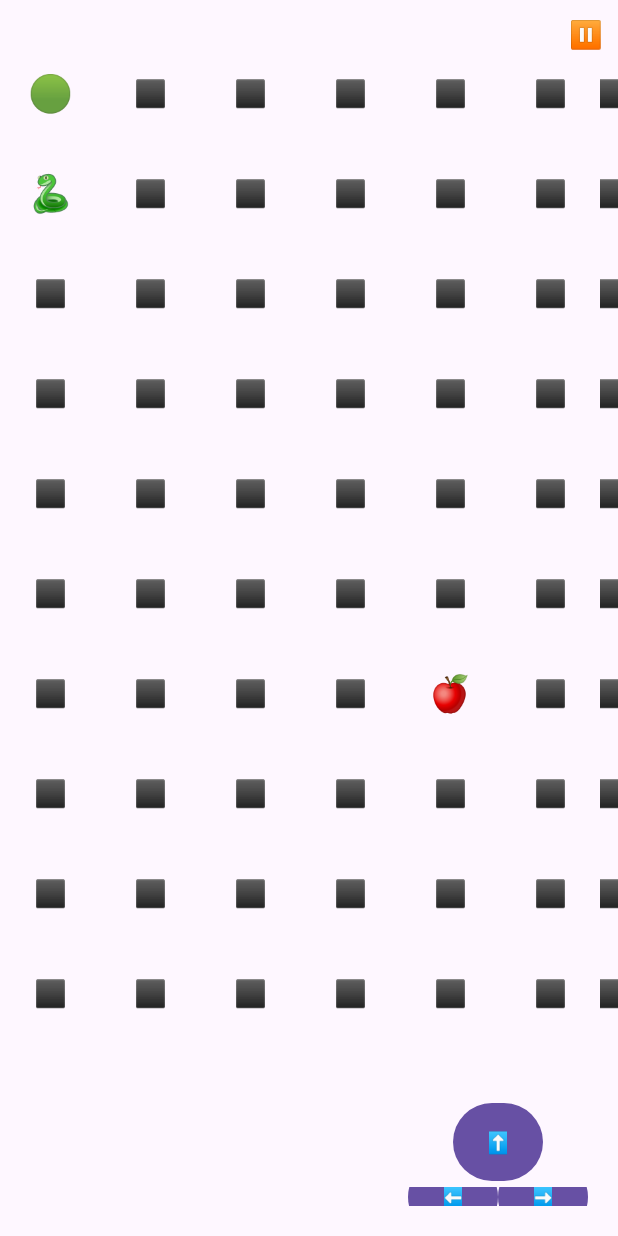
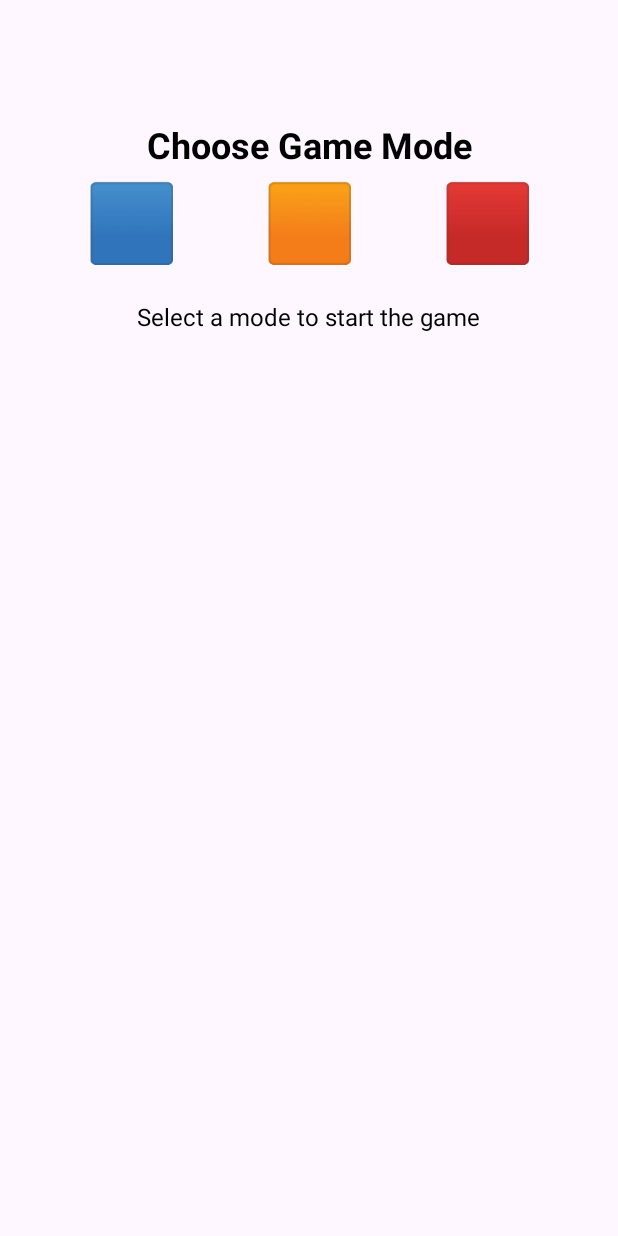
Before and after one commit to Yoavmegadish/snaketry, an Android app: the screen it shows after launch (MainActivity before the commit, ChooseGameModeActivity after it), after a tap on "play", on a phone screen of 412 x 824 dp. Run offline under Robolectric (Android 15) with nearby library versions, the phone set to English and light mode, and no system bars.

Commit message:
gamemode working

```diff
--- /dev/null
+++ b/app/src/main/java/com/example/snaketry/ChooseGameModeActivity.java
@@ -0,0 +1,30 @@
+package com.example.snaketry;
+
+import android.content.Intent;
+import android.os.Bundle;
+import android.widget.TextView;
+import androidx.appcompat.app.AppCompatActivity;
+
+public class ChooseGameModeActivity extends AppCompatActivity {
+
+    @Override
+    protected void onCreate(Bundle savedInstanceState) {
+        super.onCreate(savedInstanceState);
+        setContentView(R.layout.activity_choose_game_mode);
+
+        TextView gameMode1 = findViewById(R.id.gameMode1);
+        TextView gameMode2 = findViewById(R.id.gameMode2);
+        TextView gameMode3 = findViewById(R.id.gameMode3);
+
+        gameMode1.setOnClickListener(v -> startGame(1));
+        gameMode2.setOnClickListener(v -> startGame(2));
+        gameMode3.setOnClickListener(v -> startGame(3));
+    }
+
+    private void startGame(int mode) {
+        Intent intent = new Intent(this, MainActivity.class);
+        intent.putExtra("GAME_MODE", mode);
+        startActivity(intent);
+        finish();
+    }
+}
--- a/app/src/main/java/com/example/snaketry/PlayActivity.java
+++ b/app/src/main/java/com/example/snaketry/PlayActivity.java
@@ -24,7 +24,7 @@ public class PlayActivity extends AppCompatActivity {
 
         // טיפול בלחיצה
         playbtn.setOnClickListener(v -> {
-            Intent intent = new Intent(PlayActivity.this, MainActivity.class);
+            Intent intent = new Intent(PlayActivity.this, ChooseGameModeActivity.class);
             startActivity(intent);
         });
     }
--- a/app/src/main/java/com/example/snaketry/Point.java
+++ b/app/src/main/java/com/example/snaketry/Point.java
@@ -44,10 +44,8 @@ public class Point {
         return "Point{" + "x=" + x + ", y=" + y + '}';
     }
     public boolean equals(Point p) {
-        if(this.getX()==p.getX()&&this.getY()== p.getY())
-        {
-            return true;
-        }
-        return false;
+        if (p == null) return false;  // אם הנקודה השנייה היא null, תחזור false.
+        return this.getX() == p.getX() && this.getY() == p.getY();
     }
+
 }
--- /dev/null
+++ b/app/src/main/res/layout/activity_choose_game_mode.xml
@@ -0,0 +1,83 @@
+<?xml version="1.0" encoding="utf-8"?>
+<androidx.constraintlayout.widget.ConstraintLayout xmlns:android="http://schemas.android.com/apk/res/android"
+    xmlns:app="http://schemas.android.com/apk/res-auto"
+    xmlns:tools="http://schemas.android.com/tools"
+    android:id="@+id/main"
+    android:layout_width="match_parent"
+    android:layout_height="match_parent"
+    tools:context=".ChooseGameModeActivity">
+
+    <!-- כותרת ראשית -->
+    <TextView
+        android:id="@+id/chooseGameMode"
+        android:layout_width="wrap_content"
+        android:layout_height="wrap_content"
+        android:layout_marginTop="80dp"
+        android:text="Choose Game Mode"
+        android:textSize="24sp"
+        android:textColor="@android:color/black"
+        android:textStyle="bold"
+        app:layout_constraintEnd_toEndOf="parent"
+        app:layout_constraintHorizontal_bias="0.5"
+        app:layout_constraintStart_toStartOf="parent"
+        app:layout_constraintTop_toTopOf="parent" />
+
+    <!-- כפתור מצב משחק 1 -->
+    <TextView
+        android:id="@+id/gameMode1"
+        android:layout_width="wrap_content"
+        android:layout_height="wrap_content"
+        android:text="🟦"
+        android:textSize="50sp"
+        android:textColor="@android:color/black"
+        android:gravity="center"
+        app:layout_constraintTop_toBottomOf="@+id/chooseGameMode"
+        app:layout_constraintEnd_toStartOf="@+id/gameMode2"
+        app:layout_constraintStart_toStartOf="parent"
+        app:layout_constraintHorizontal_bias="0.25"
+        app:layout_constraintVertical_bias="0.5" />
+
+    <!-- כפתור מצב משחק 2 -->
+    <TextView
+        android:id="@+id/gameMode2"
+        android:layout_width="wrap_content"
+        android:layout_height="wrap_content"
+        android:text="🟧"
+        android:textSize="50sp"
+        android:textColor="@android:color/black"
+        android:gravity="center"
+        app:layout_constraintTop_toBottomOf="@+id/chooseGameMode"
+        app:layout_constraintEnd_toStartOf="@+id/gameMode3"
+        app:layout_constraintStart_toEndOf="@+id/gameMode1"
+        app:layout_constraintHorizontal_bias="0.5"
+        app:layout_constraintVertical_bias="0.5" />
+
+    <!-- כפתור מצב משחק 3 -->
+    <TextView
+        android:id="@+id/gameMode3"
+        android:layout_width="wrap_content"
+        android:layout_height="wrap_content"
+        android:text="🟥"
+        android:textSize="50sp"
+        android:textColor="@android:color/black"
+        android:gravity="center"
+        app:layout_constraintTop_toBottomOf="@+id/chooseGameMode"
+        app:layout_constraintStart_toEndOf="@+id/gameMode2"
+        app:layout_constraintEnd_toEndOf="parent"
+        app:layout_constraintHorizontal_bias="0.75"
+        app:layout_constraintVertical_bias="0.5" />
+
+    <!-- תיאור נוסף או הוראות -->
+    <TextView
+        android:id="@+id/instructions"
+        android:layout_width="wrap_content"
+        android:layout_height="wrap_content"
+        android:layout_marginTop="20dp"
+        android:text="Select a mode to start the game"
+        android:textSize="16sp"
+        android:textColor="@android:color/black"
+        app:layout_constraintTop_toBottomOf="@+id/gameMode1"
+        app:layout_constraintStart_toStartOf="parent"
+        app:layout_constraintEnd_toEndOf="parent" />
+
+</androidx.constraintlayout.widget.ConstraintLayout>
```
Also changed, not shown: app/src/main/AndroidManifest.xml (+5 -5 lines), app/src/main/java/com/example/snaketry/Game.java (+42 -18 lines), app/src/main/java/com/example/snaketry/MainActivity.java (+37 -4 lines).
